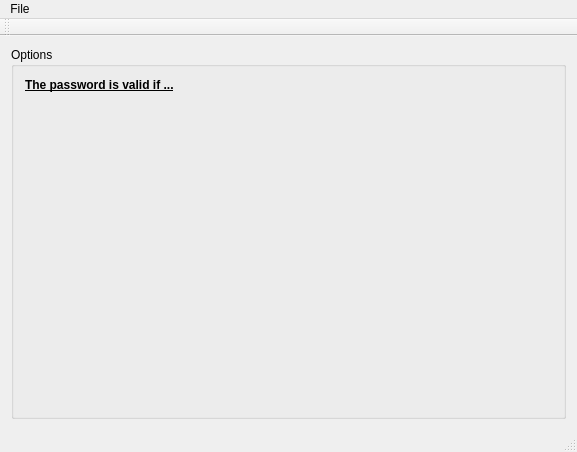
Qt form frmmain.ui (gerald-b/GEB_PW_SyntaxCheck) before a commit.
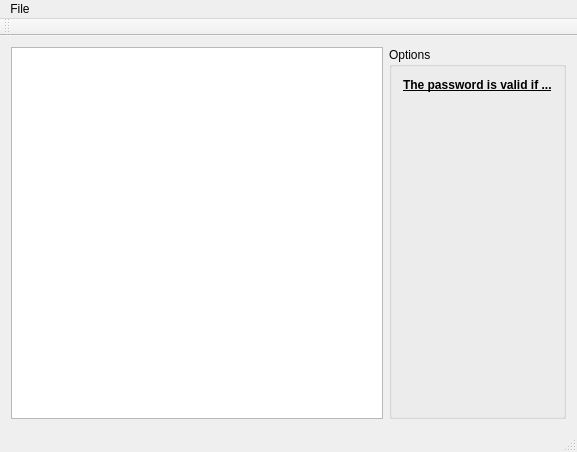
The same form after that commit.

Commit message: added listbox for passwords

```diff
--- a/frmmain.ui
+++ b/frmmain.ui
@@ -15,6 +15,9 @@
   </property>
   <widget class="QWidget" name="centralWidget">
    <layout class="QHBoxLayout" name="horizontalLayout">
+    <item>
+     <widget class="QListWidget" name="lstPassword"/>
+    </item>
     <item>
      <widget class="QGroupBox" name="gbxOptions">
       <property name="title">
```
